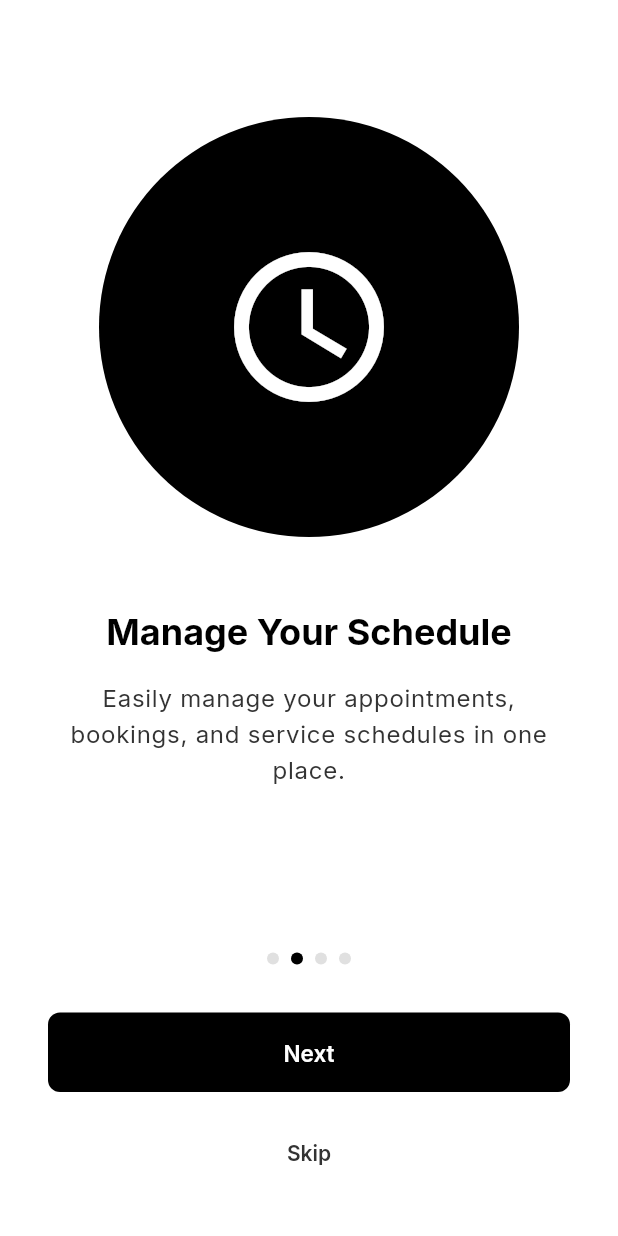
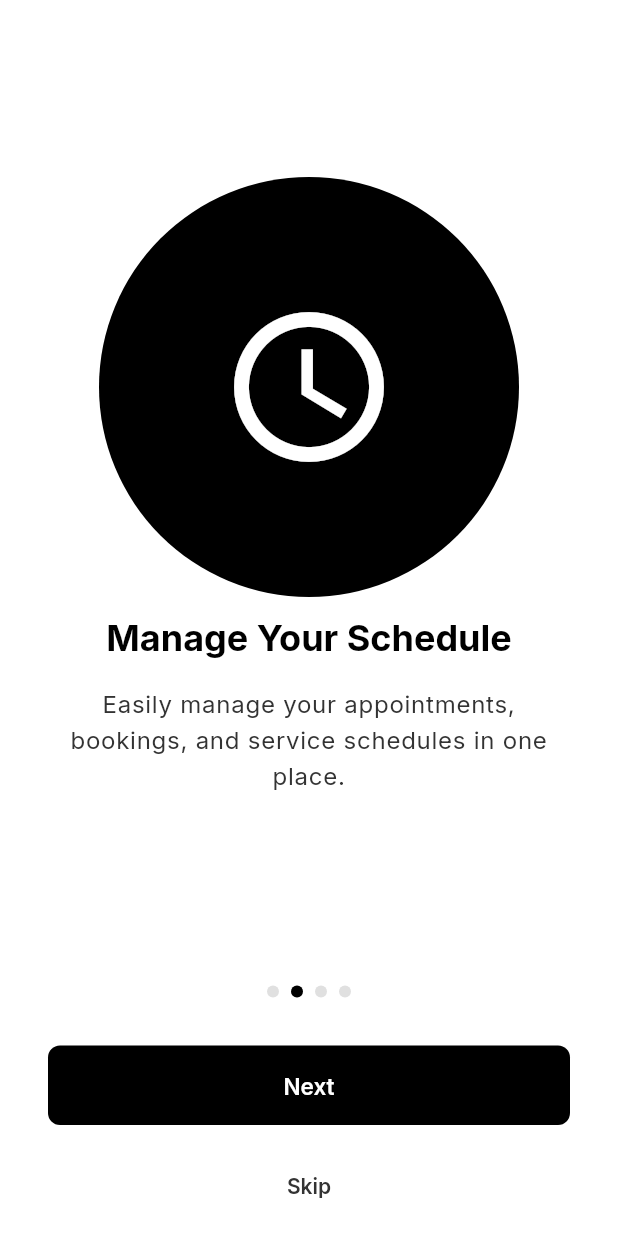
Before and after one commit to NikhilBarvadiya/homezy_vendor, a Flutter app: the screen it shows after launch, swiped to page 2, on a phone screen of 412 x 824 dp. Run offline on Flutter 3.47's test engine with Material 3 defaults, Android fonts, the phone set to English and light mode, and no system bars; drawn by our look-alikes of toastification; our stand-ins replace audioplayers, connectivity_plus, device_info_plus, dio, file_picker, firebase_core and 13 more; missing offline and left inert: new_version_plus; accounts and stored records are empty.

Commit message:
Build 1 Live in IOS

```diff
--- a/lib/utils/service/location_service.dart
+++ b/lib/utils/service/location_service.dart
@@ -1,3 +1,5 @@
+import 'dart:developer';
+
 import 'package:geolocator/geolocator.dart';
 import 'package:geocoding/geocoding.dart';
 import 'package:get/get.dart';
--- a/lib/views/auth/intro/intro.dart
+++ b/lib/views/auth/intro/intro.dart
@@ -53,7 +53,7 @@ class _IntroPage extends StatelessWidget {
             decoration: BoxDecoration(color: Theme.of(context).colorScheme.primaryContainer, shape: BoxShape.circle),
             child: Icon(page.icon, size: 120, color: Theme.of(context).colorScheme.onPrimaryContainer),
           ),
-          const SizedBox(height: 48),
+          const SizedBox(height: 12),
           Text(
             page.title,
             style: Theme.of(context).textTheme.displaySmall?.copyWith(fontWeight: FontWeight.w700),
@@ -80,7 +80,7 @@ class _BottomSection extends StatelessWidget {
   Widget build(BuildContext context) {
     return Obx(() {
       return Padding(
-        padding: const EdgeInsets.all(32),
+        padding: const EdgeInsets.only(left: 32, right: 32, top: 10, bottom: 10),
         child: Column(
           children: [
             Row(
```
Also changed, not shown: lib/generated/assets.dart (added), pubspec.lock, 67 other files.
